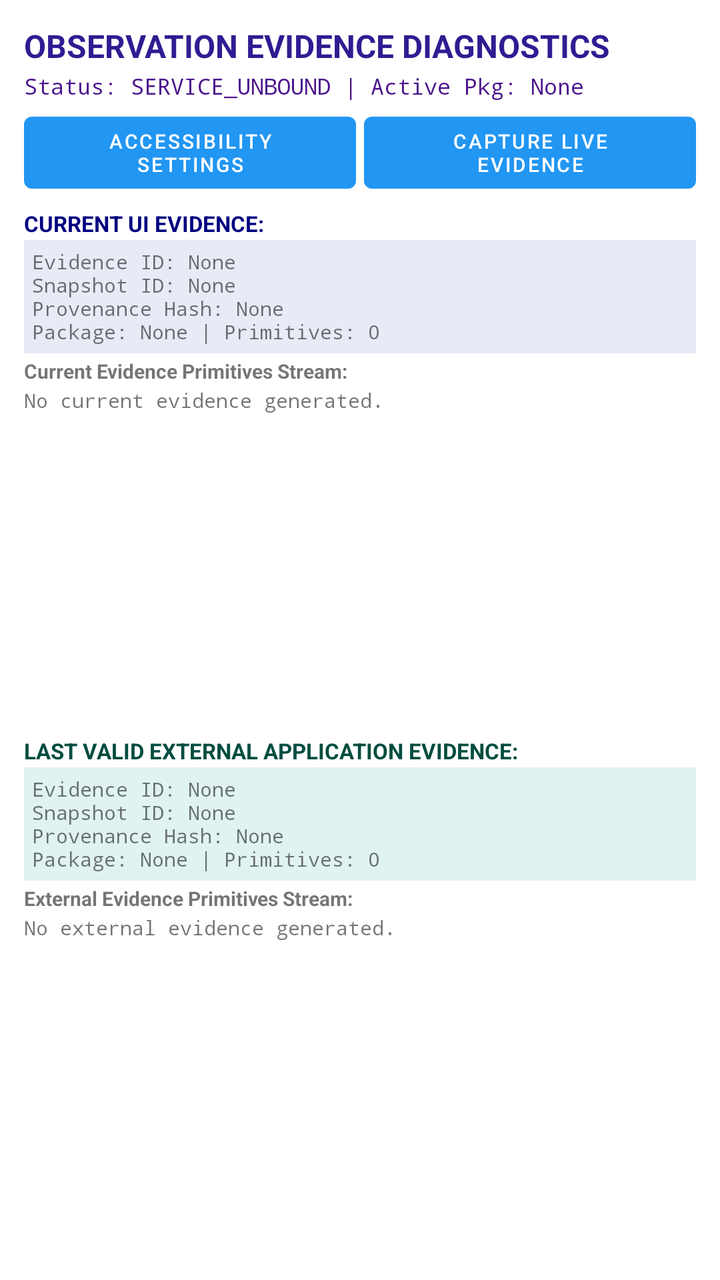
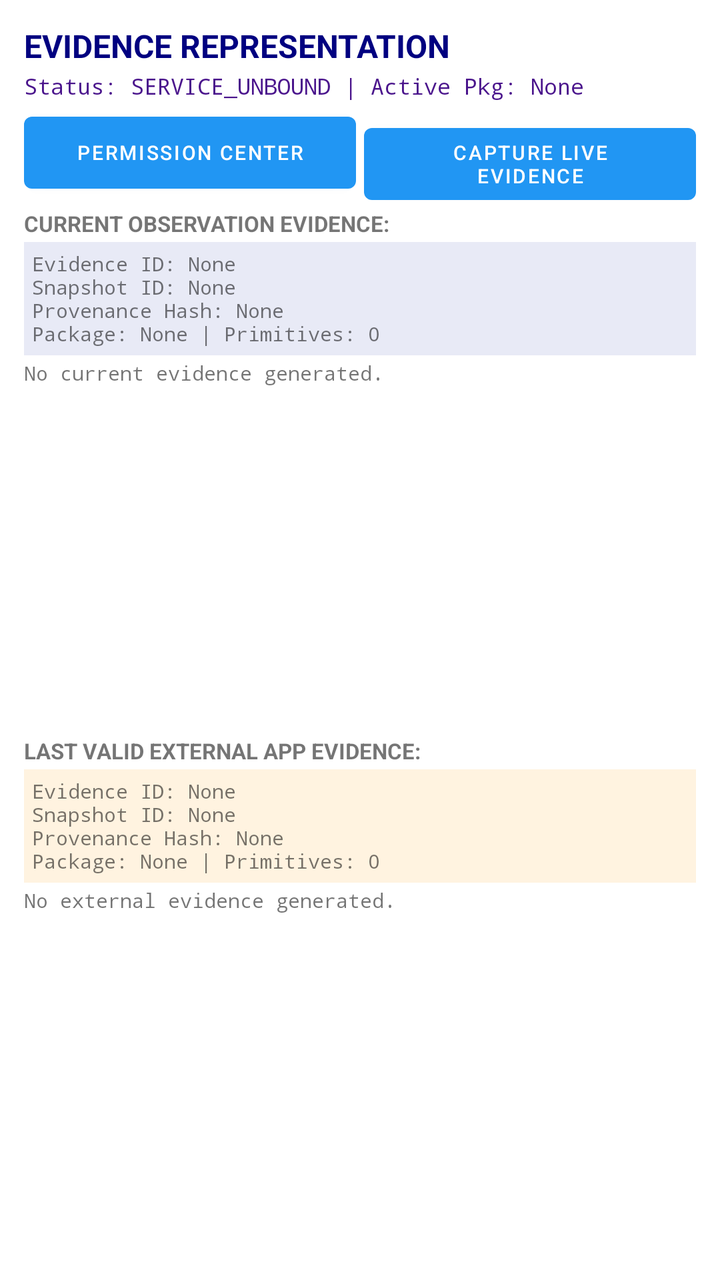

The first picture is an Android layout as it rendered before a commit; the second is the same layout after the commit. The layout source and the unified diff follow.
<!-- AndroidManifest.xml: application theme Theme.LocalAgent -->
<!-- res/layout/activity_evidence.xml -->
<?xml version="1.0" encoding="utf-8"?>
<LinearLayout xmlns:android="http://schemas.android.com/apk/res/android"
    android:layout_width="match_parent"
    android:layout_height="match_parent"
    android:orientation="vertical"
    android:padding="12dp">

    <TextView
        android:id="@+id/tvTitle"
        android:layout_width="match_parent"
        android:layout_height="wrap_content"
        android:text="OBSERVATION EVIDENCE DIAGNOSTICS"
        android:textSize="16sp"
        android:textStyle="bold"
        android:textColor="#311B92" />

    <TextView
        android:id="@+id/tvAccessibilityStatus"
        android:layout_width="match_parent"
        android:layout_height="wrap_content"
        android:layout_marginTop="2dp"
        android:text="Status: SERVICE_UNBOUND | Active Pkg: None"
        android:textSize="11sp"
        android:fontFamily="monospace"
        android:textColor="#4A148C" />

    <LinearLayout
        android:layout_width="match_parent"
        android:layout_height="wrap_content"
        android:layout_marginTop="2dp"
        android:orientation="horizontal">

        <Button
            android:id="@+id/btnOpenAccessibilitySettings"
            android:layout_width="0dp"
            android:layout_height="wrap_content"
            android:layout_weight="1"
            android:text="Accessibility Settings"
            android:textSize="10sp" />

        <Button
            android:id="@+id/btnCaptureEvidence"
            android:layout_width="0dp"
            android:layout_height="wrap_content"
            android:layout_weight="1"
            android:layout_marginStart="4dp"
            android:text="Capture Live Evidence"
            android:textSize="10sp" />
    </LinearLayout>

    
    <TextView
        android:id="@+id/tvCurrentEvidenceHeader"
        android:layout_width="match_parent"
        android:layout_height="wrap_content"
        android:layout_marginTop="4dp"
        android:text="CURRENT UI EVIDENCE:"
        android:textSize="11sp"
        android:textStyle="bold"
        android:textColor="#000080" />

    <TextView
        android:id="@+id/tvCurrentEvidenceMeta"
        android:layout_width="match_parent"
        android:layout_height="wrap_content"
        android:layout_marginTop="1dp"
        android:text="Evidence ID: None\nSnapshot ID: None\nProvenance Hash: None\nPackage: None | Primitives: 0"
        android:textSize="10sp"
        android:fontFamily="monospace"
        android:background="#E8EAF6"
        android:padding="4dp" />

    <TextView
        android:id="@+id/tvCurrentEvidencePrimitivesHeader"
        android:layout_width="match_parent"
        android:layout_height="wrap_content"
        android:layout_marginTop="2dp"
        android:text="Current Evidence Primitives Stream:"
        android:textSize="10sp"
        android:textStyle="bold" />

    <ScrollView
        android:layout_width="match_parent"
        android:layout_height="0dp"
        android:layout_weight="1"
        android:layout_marginTop="1dp"
        android:fillViewport="true">

        <HorizontalScrollView
            android:layout_width="match_parent"
            android:layout_height="wrap_content">

            <TextView
                android:id="@+id/tvCurrentEvidencePrimitives"
                android:layout_width="wrap_content"
                android:layout_height="wrap_content"
                android:text="No current evidence generated."
                android:textSize="10sp"
                android:fontFamily="monospace" />
        </HorizontalScrollView>
    </ScrollView>

    
    <TextView
        android:id="@+id/tvExternalEvidenceHeader"
        android:layout_width="match_parent"
        android:layout_height="wrap_content"
        android:layout_marginTop="4dp"
        android:text="LAST VALID EXTERNAL APPLICATION EVIDENCE:"
        android:textSize="11sp"
        android:textStyle="bold"
        android:textColor="#004D40" />

    <TextView
        android:id="@+id/tvExternalEvidenceMeta"
        android:layout_width="match_parent"
        android:layout_height="wrap_content"
        android:layout_marginTop="1dp"
        android:text="Evidence ID: None\nSnapshot ID: None\nProvenance Hash: None\nPackage: None | Primitives: 0"
        android:textSize="10sp"
        android:fontFamily="monospace"
        android:background="#E0F2F1"
        android:padding="4dp" />

    <TextView
        android:id="@+id/tvExternalEvidencePrimitivesHeader"
        android:layout_width="match_parent"
        android:layout_height="wrap_content"
        android:layout_marginTop="2dp"
        android:text="External Evidence Primitives Stream:"
        android:textSize="10sp"
        android:textStyle="bold" />

    <ScrollView
        android:layout_width="match_parent"
        android:layout_height="0dp"
        android:layout_weight="1"
        android:layout_marginTop="1dp"
        android:fillViewport="true">

        <HorizontalScrollView
            android:layout_width="match_parent"
            android:layout_height="wrap_content">

            <TextView
                android:id="@+id/tvExternalEvidencePrimitives"
                android:layout_width="wrap_content"
                android:layout_height="wrap_content"
                android:text="No external evidence generated."
                android:textSize="10sp"
                android:fontFamily="monospace" />
        </HorizontalScrollView>
    </ScrollView>

</LinearLayout>
<!-- resources referenced by this layout -->
<resources>
  <style name="Theme.LocalAgent" parent="Theme.MaterialComponents.DayNight.DarkActionBar">
          <item name="colorPrimary">#2196F3</item>
          <item name="colorPrimaryVariant">#1976D2</item>
          <item name="colorOnPrimary">#FFFFFF</item>
          <item name="colorSecondary">#03DAC6</item>
          <item name="colorSecondaryVariant">#018786</item>
          <item name="colorOnSecondary">#000000</item>
      </style>
</resources>

<!-- the commit's change to res/layout/activity_evidence.xml (unified diff, before → after) -->
@@ -9,10 +9,10 @@
         android:id="@+id/tvTitle"
         android:layout_width="match_parent"
         android:layout_height="wrap_content"
-        android:text="OBSERVATION EVIDENCE DIAGNOSTICS"
+        android:text="EVIDENCE REPRESENTATION"
         android:textSize="16sp"
         android:textStyle="bold"
-        android:textColor="#311B92" />
+        android:textColor="#000080" />
 
     <TextView
         android:id="@+id/tvAccessibilityStatus"
@@ -31,11 +31,11 @@
         android:orientation="horizontal">
 
         <Button
-            android:id="@+id/btnOpenAccessibilitySettings"
+            android:id="@+id/btnOpenPermissionCenter"
             android:layout_width="0dp"
             android:layout_height="wrap_content"
             android:layout_weight="1"
-            android:text="Accessibility Settings"
+            android:text="Permission Center"
             android:textSize="10sp" />
 
         <Button
@@ -48,42 +48,31 @@
             android:textSize="10sp" />
     </LinearLayout>
 
-    
     <TextView
         android:id="@+id/tvCurrentEvidenceHeader"
         android:layout_width="match_parent"
         android:layout_height="wrap_content"
         android:layout_marginTop="4dp"
-        android:text="CURRENT UI EVIDENCE:"
+        android:text="CURRENT OBSERVATION EVIDENCE:"
         android:textSize="11sp"
-        android:textStyle="bold"
-        android:textColor="#000080" />
+        android:textStyle="bold" />
 
     <TextView
         android:id="@+id/tvCurrentEvidenceMeta"
         android:layout_width="match_parent"
         android:layout_height="wrap_content"
-        android:layout_marginTop="1dp"
+        android:layout_marginTop="2dp"
         android:text="Evidence ID: None\nSnapshot ID: None\nProvenance Hash: None\nPackage: None | Primitives: 0"
         android:textSize="10sp"
         android:fontFamily="monospace"
         android:background="#E8EAF6"
         android:padding="4dp" />
 
-    <TextView
-        android:id="@+id/tvCurrentEvidencePrimitivesHeader"
-        android:layout_width="match_parent"
-        android:layout_height="wrap_content"
-        android:layout_marginTop="2dp"
-        android:text="Current Evidence Primitives Stream:"
-        android:textSize="10sp"
-        android:textStyle="bold" />
-
     <ScrollView
         android:layout_width="match_parent"
         android:layout_height="0dp"
         android:layout_weight="1"
-        android:layout_marginTop="1dp"
+        android:layout_marginTop="2dp"
         android:fillViewport="true">
 
         <HorizontalScrollView
@@ -100,42 +89,31 @@
         </HorizontalScrollView>
     </ScrollView>
 
-    
     <TextView
         android:id="@+id/tvExternalEvidenceHeader"
         android:layout_width="match_parent"
         android:layout_height="wrap_content"
         android:layout_marginTop="4dp"
-        android:text="LAST VALID EXTERNAL APPLICATION EVIDENCE:"
+        android:text="LAST VALID EXTERNAL APP EVIDENCE:"
         android:textSize="11sp"
-        android:textStyle="bold"
-        android:textColor="#004D40" />
+        android:textStyle="bold" />
 
     <TextView
         android:id="@+id/tvExternalEvidenceMeta"
         android:layout_width="match_parent"
         android:layout_height="wrap_content"
-        android:layout_marginTop="1dp"
+        android:layout_marginTop="2dp"
         android:text="Evidence ID: None\nSnapshot ID: None\nProvenance Hash: None\nPackage: None | Primitives: 0"
         android:textSize="10sp"
         android:fontFamily="monospace"
-        android:background="#E0F2F1"
+        android:background="#FFF3E0"
         android:padding="4dp" />
-
-    <TextView
-        android:id="@+id/tvExternalEvidencePrimitivesHeader"
-        android:layout_width="match_parent"
-        android:layout_height="wrap_content"
-        android:layout_marginTop="2dp"
-        android:text="External Evidence Primitives Stream:"
-        android:textSize="10sp"
-        android:textStyle="bold" />
 
     <ScrollView
         android:layout_width="match_parent"
         android:layout_height="0dp"
         android:layout_weight="1"
-        android:layout_marginTop="1dp"
+        android:layout_marginTop="2dp"
         android:fillViewport="true">
 
         <HorizontalScrollView
